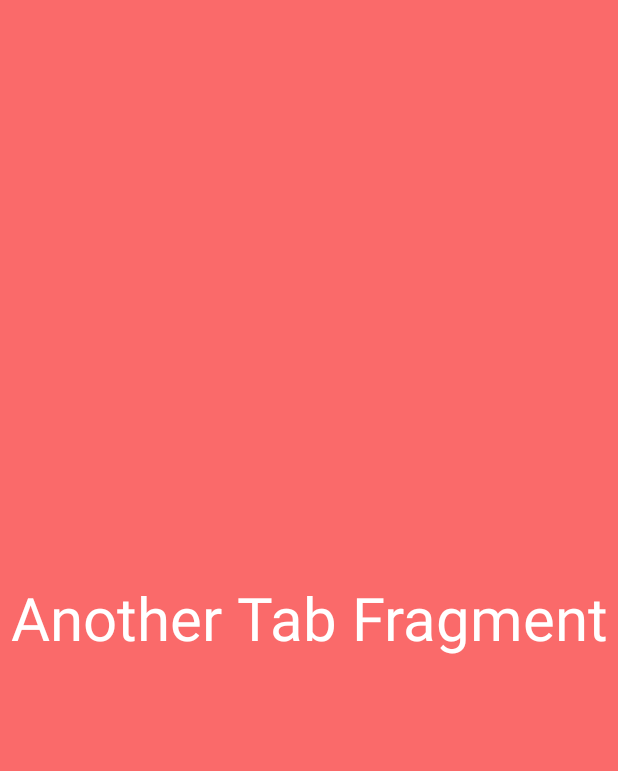
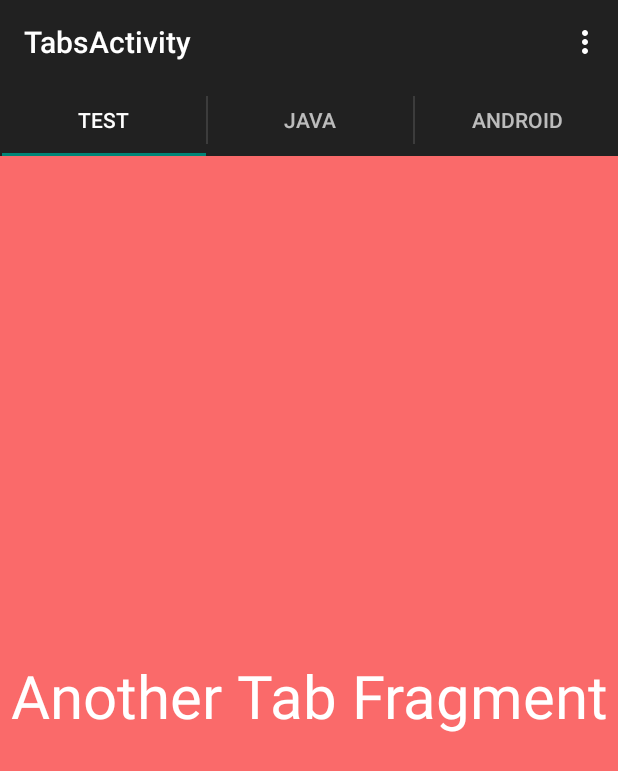
Before and after one commit to Kerubo/Akirachix-1, an Android app: the TabsActivity screen opened directly, with no data from a screen before it, on a phone screen of 412 x 824 dp. Shown: the top 771 px of the screen. Run offline under Robolectric (Android 15) with nearby library versions, the phone set to English and light mode, and no system bars.

Commit message:
Added ActionBar Support

```diff
--- a/AkirachixDroid/src/main/java/com/thomaskioko/akirachix/TabsActivity.java
+++ b/AkirachixDroid/src/main/java/com/thomaskioko/akirachix/TabsActivity.java
@@ -14,11 +14,11 @@
 
 package com.thomaskioko.akirachix;
 
-import android.support.v4.app.FragmentActivity;
+import android.os.Bundle;
 import android.support.v4.app.FragmentTransaction;
 import android.support.v4.view.ViewPager;
-import android.os.Bundle;
 import android.support.v7.app.ActionBar;
+import android.support.v7.app.ActionBarActivity;
 import android.view.Menu;
 import android.view.MenuItem;
 
@@ -27,22 +27,22 @@ import android.view.MenuItem;
  * @author kioko
  */
 
-public class TabsActivity extends FragmentActivity implements
+public class TabsActivity extends ActionBarActivity implements
         ActionBar.TabListener {
 
     private ViewPager viewPager;
     private ActionBar actionBar;
     // Tab titles
-    private String[] tabs = { "Top Rated", "Games", "Movies" };
+    private String[] tabs = { "Test", "Java", "Android" };
 
     @Override
     protected void onCreate(Bundle savedInstanceState) {
         super.onCreate(savedInstanceState);
         setContentView(R.layout.activity_tabs);
 
-        // Initilization
+        // Initialisation
         viewPager = (ViewPager) findViewById(R.id.pager);
-        //actionBar = getActionBar();
+        actionBar = getSupportActionBar();
         TabsPagerAdapter mAdapter = new TabsPagerAdapter(getSupportFragmentManager());
 
         viewPager.setAdapter(mAdapter);
```
